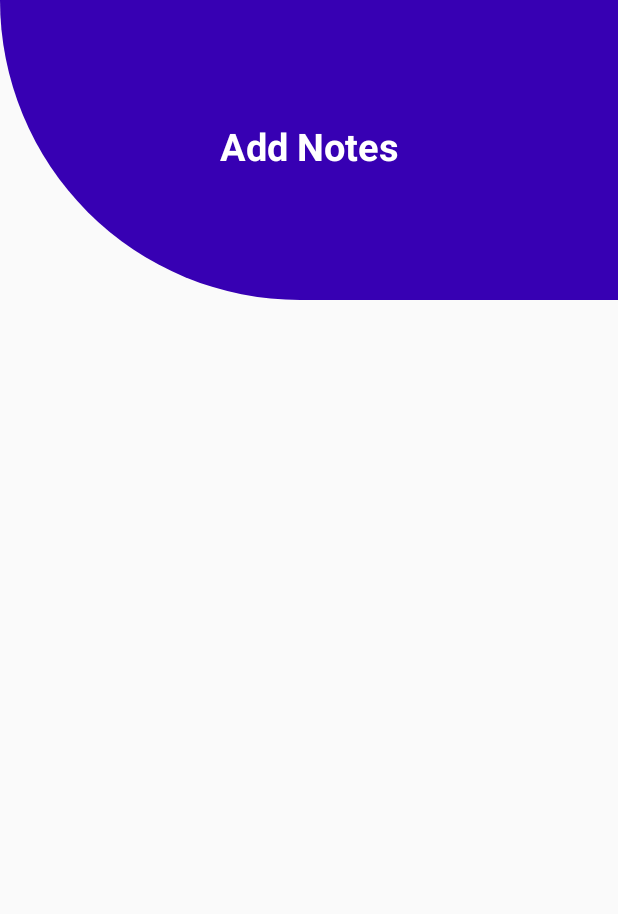
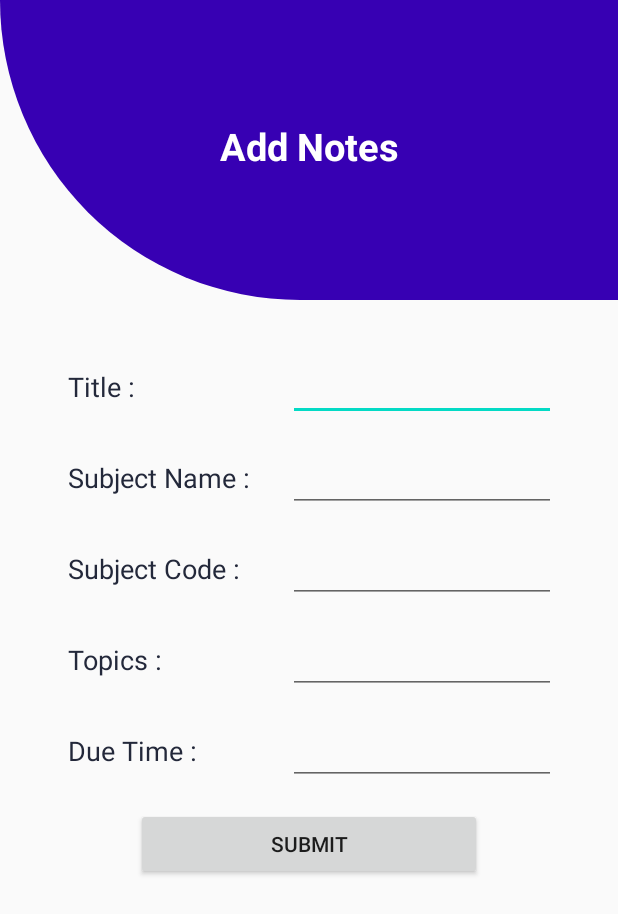
Before and after one commit to Mahadi-Ahammed/Student_utility_Android, an Android app: the addNotes screen opened directly, with no data from a screen before it, on a phone screen of 412 x 824 dp. Shown: the top 914 px of the screen. Run offline under Robolectric (Android 15) with nearby library versions, the phone set to English and light mode, and no system bars.

Commit message:
xml of add note

```diff
--- a/labProject/app/src/main/res/layout/activity_add_notes.xml
+++ b/labProject/app/src/main/res/layout/activity_add_notes.xml
@@ -5,7 +5,9 @@
     android:layout_width="match_parent"
     android:layout_height="match_parent"
     tools:context=".addNotes">
-
+    <RelativeLayout
+        android:layout_width="match_parent"
+        android:layout_height="wrap_content">
         <View
             android:id="@+id/header_view"
             android:layout_width="match_parent"
@@ -22,7 +24,155 @@
             android:textAlignment="center"
             android:text="Add Notes"
             android:textStyle="bold"
-
             android:gravity="center_horizontal" />
 
     </RelativeLayout>
+    <RelativeLayout
+        android:layout_width="match_parent"
+        android:layout_height="wrap_content"
+        >
+
+
+        <TableLayout
+            android:layout_width="match_parent"
+            android:layout_height="match_parent"
+            android:layout_marginTop="220dp"
+            android:layout_marginLeft="30dp"
+            android:layout_marginRight="30dp"
+            android:padding="15dp">
+
+            <TableRow
+                android:layout_width="match_parent"
+                android:layout_height="wrap_content"
+                android:layout_marginBottom="15dp">
+
+                <TextView
+                    android:layout_width="wrap_content"
+                    android:layout_height="wrap_content"
+                    android:text="Title :"
+                    android:textColor="@color/dark_blue"
+                    android:textSize="18dp"/>
+
+                <EditText
+                    android:id="@+id/etTitle"
+                    android:layout_width="wrap_content"
+                    android:layout_height="wrap_content"
+                    android:ems="10"
+                    android:inputType="textPersonName"
+                    android:textSize="18dp"
+                    android:layout_marginLeft="25dp"
+                    android:textColor="@color/dark_blue"/>
+            </TableRow>
+
+            <TableRow
+                android:layout_width="match_parent"
+                android:layout_height="wrap_content"
+                android:layout_marginBottom="15dp">
+
+                <TextView
+                    android:layout_width="wrap_content"
+                    android:layout_height="wrap_content"
+                    android:text="Subject Name :"
+                    android:textColor="@color/dark_blue"
+                    android:textSize="18dp"/>
+
+                <EditText
+                    android:id="@+id/etSubName"
+                    android:layout_width="wrap_content"
+                    android:layout_height="wrap_content"
+                    android:ems="10"
+                    android:inputType="textPersonName"
+                    android:textSize="18dp"
+                    android:layout_marginLeft="25dp"
+                    android:textColor="@color/dark_blue"/>
+            </TableRow>
+
+            <TableRow
+                android:layout_width="match_parent"
+                android:layout_height="wrap_content"
+                android:layout_marginBottom="15dp">
+
+                <TextView
+                    android:layout_width="wrap_content"
+                    android:layout_height="wrap_content"
+                    android:text="Subject Code :"
+                    android:textColor="@color/dark_blue"
+                    android:textSize="18dp" />
+
+                <EditText
+                    android:id="@+id/etSubCode"
+                    android:layout_width="wrap_content"
+                    android:layout_height="wrap_content"
+                    android:ems="10"
+                    android:inputType="textPersonName"
+                    android:textSize="18dp"
+                    android:layout_marginLeft="25dp"
+                    android:textColor="@color/dark_blue"/>
+            </TableRow>
+
+            <TableRow
+                android:layout_width="match_parent"
+                android:layout_height="wrap_content"
+                android:layout_marginBottom="15dp">
+
+                <TextView
+                    android:layout_width="wrap_content"
+                    android:layout_height="wrap_content"
+                    android:text="Topics :"
+                    android:textColor="@color/dark_blue"
+                    android:textSize="18dp" />
+
+                <EditText
+                    android:id="@+id/etTopics"
+                    android:layout_width="wrap_content"
+                    android:layout_height="wrap_content"
+                    android:ems="10"
+                    android:inputType="textPersonName"
+                    android:textSize="18dp"
+                    android:layout_marginLeft="25dp"
+                    android:textColor="@color/dark_blue"/>
+            </TableRow>
+
+            <TableRow
+                android:layout_width="match_parent"
+                android:layout_height="wrap_content"
+                android:layout_marginBottom="15dp">
+
+                <TextView
+                    android:layout_width="wrap_content"
+                    android:layout_height="wrap_content"
+                    android:text="Due Time :"
+                    android:textColor="@color/dark_blue"
+                    android:textSize="18dp" />
+
+                <EditText
+                    android:id="@+id/etDue"
+                    android:layout_width="wrap_content"
+                    android:layout_height="wrap_content"
+                    android:ems="10"
+                    android:inputType="textPersonName"
+                    android:textSize="18dp"
+                    android:layout_marginLeft="25dp"
+                    android:textColor="@color/dark_blue"/>
+            </TableRow>
+            <Button
+                android:id="@+id/btnSubmit"
+                android:layout_width="wrap_content"
+                android:layout_height="wrap_content"
+                android:text="Submit"
+                android:gravity="center"
+                android:layout_marginLeft="45dp"
+                android:layout_marginRight="45dp"
+                />
+
+
+        </TableLayout>
+
+
+
+
+    </RelativeLayout>
+
+
+
+</RelativeLayout>
```
Lines whose indentation alone changed are shown as unchanged.
